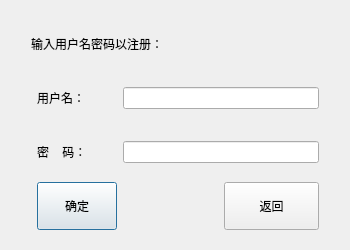
Above: registdialog.ui from Jay-Zhu-master/AccountingSystem before the change. Below: the same form after it.
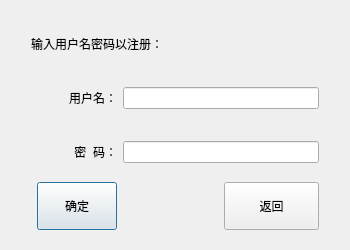
That is the form after the change.

Commit message: 调整一些布局

```diff
--- a/registdialog.ui
+++ b/registdialog.ui
@@ -98,6 +98,9 @@
        <property name="text">
         <string>用户名：</string>
        </property>
+       <property name="alignment">
+        <set>Qt::AlignRight|Qt::AlignTrailing|Qt::AlignVCenter</set>
+       </property>
        <property name="margin">
         <number>5</number>
        </property>
@@ -112,7 +115,16 @@
         </sizepolicy>
        </property>
        <property name="text">
-        <string>密    码：</string>
+        <string>密  码：</string>
+       </property>
+       <property name="scaledContents">
+        <bool>false</bool>
+       </property>
+       <property name="alignment">
+        <set>Qt::AlignRight|Qt::AlignTrailing|Qt::AlignVCenter</set>
+       </property>
+       <property name="wordWrap">
+        <bool>false</bool>
        </property>
        <property name="margin">
         <number>5</number>
```
The commit also changes 6 other files.
